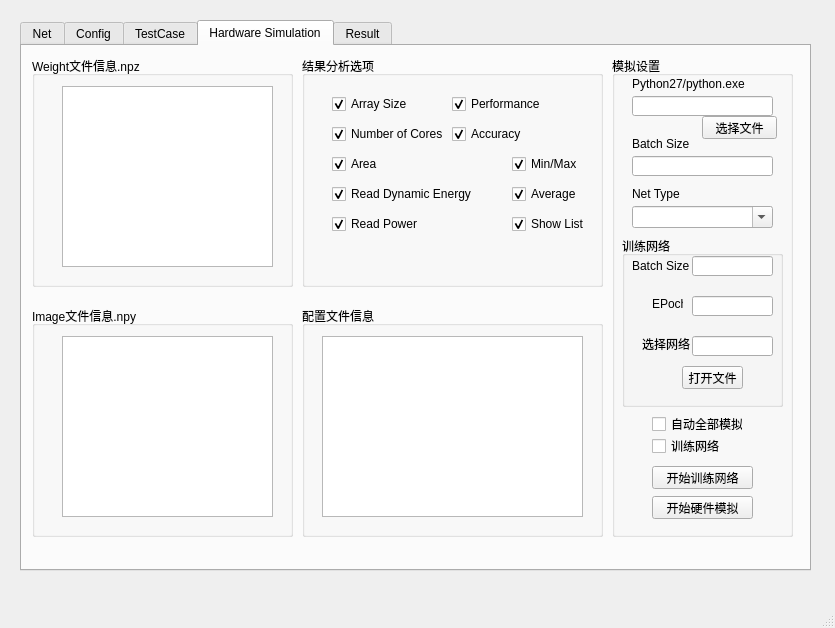
First picture: the form in mainwindow.ui, repository Athera0201/XPEControl, before the edit.
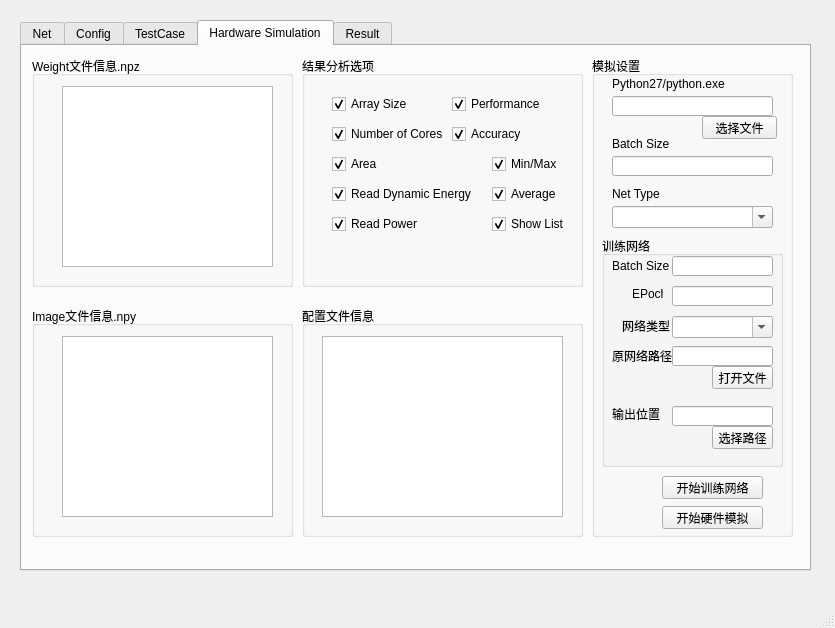
Second picture: the form after the edit. The open tabs and pages were chosen to show the change.

```diff
--- a/mainwindow.ui
+++ b/mainwindow.ui
@@ -1404,7 +1404,7 @@
        <rect>
         <x>280</x>
         <y>260</y>
-        <width>301</width>
+        <width>281</width>
         <height>231</height>
        </rect>
       </property>
@@ -1416,7 +1416,7 @@
         <rect>
          <x>20</x>
          <y>30</y>
-         <width>261</width>
+         <width>241</width>
          <height>181</height>
         </rect>
        </property>
@@ -1450,7 +1450,7 @@
        <rect>
         <x>280</x>
         <y>10</y>
-        <width>301</width>
+        <width>281</width>
         <height>231</height>
        </rect>
       </property>
@@ -1540,7 +1540,7 @@
       <widget class="QCheckBox" name="checkBox_6">
        <property name="geometry">
         <rect>
-         <x>210</x>
+         <x>190</x>
          <y>130</y>
          <width>71</width>
          <height>16</height>
@@ -1556,7 +1556,7 @@
       <widget class="QCheckBox" name="checkBox_7">
        <property name="geometry">
         <rect>
-         <x>210</x>
+         <x>190</x>
          <y>160</y>
          <width>81</width>
          <height>16</height>
@@ -1588,7 +1588,7 @@
       <widget class="QCheckBox" name="checkBox_9">
        <property name="geometry">
         <rect>
-         <x>210</x>
+         <x>190</x>
          <y>100</y>
          <width>71</width>
          <height>16</height>
@@ -1621,9 +1621,9 @@
      <widget class="QGroupBox" name="groupBox_13">
       <property name="geometry">
        <rect>
-        <x>590</x>
+        <x>570</x>
         <y>10</y>
-        <width>181</width>
+        <width>201</width>
         <height>481</height>
        </rect>
       </property>
@@ -1633,8 +1633,8 @@
       <widget class="QPushButton" name="btnT4StartSimulation">
        <property name="geometry">
         <rect>
-         <x>40</x>
-         <y>440</y>
+         <x>70</x>
+         <y>450</y>
          <width>101</width>
          <height>23</height>
         </rect>
@@ -1643,24 +1643,11 @@
         <string>开始硬件模拟</string>
        </property>
       </widget>
-      <widget class="QCheckBox" name="checkBox_23">
+      <widget class="QPushButton" name="btnT4StartTrain">
        <property name="geometry">
         <rect>
-         <x>40</x>
-         <y>360</y>
-         <width>91</width>
-         <height>16</height>
-        </rect>
-       </property>
-       <property name="text">
-        <string>自动全部模拟</string>
-       </property>
-      </widget>
-      <widget class="QPushButton" name="pushButton">
-       <property name="geometry">
-        <rect>
-         <x>40</x>
-         <y>410</y>
+         <x>70</x>
+         <y>420</y>
          <width>101</width>
          <height>23</height>
         </rect>
@@ -1674,7 +1661,7 @@
         <rect>
          <x>20</x>
          <y>40</y>
-         <width>141</width>
+         <width>161</width>
          <height>20</height>
         </rect>
        </property>
@@ -1695,7 +1682,7 @@
       <widget class="QPushButton" name="btnT4Python">
        <property name="geometry">
         <rect>
-         <x>90</x>
+         <x>110</x>
          <y>60</y>
          <width>75</width>
          <height>23</height>
@@ -1710,7 +1697,7 @@
         <rect>
          <x>20</x>
          <y>100</y>
-         <width>141</width>
+         <width>161</width>
          <height>20</height>
         </rect>
        </property>
@@ -1733,7 +1720,7 @@
         <rect>
          <x>20</x>
          <y>150</y>
-         <width>141</width>
+         <width>161</width>
          <height>22</height>
         </rect>
        </property>
@@ -1759,8 +1746,8 @@
         <rect>
          <x>10</x>
          <y>180</y>
-         <width>161</width>
-         <height>171</height>
+         <width>181</width>
+         <height>231</height>
         </rect>
        </property>
        <property name="title">
@@ -1771,7 +1758,7 @@
          <rect>
           <x>70</x>
           <y>20</y>
-          <width>81</width>
+          <width>101</width>
           <height>20</height>
          </rect>
         </property>
@@ -1780,8 +1767,8 @@
         <property name="geometry">
          <rect>
           <x>70</x>
-          <y>100</y>
-          <width>81</width>
+          <y>110</y>
+          <width>101</width>
           <height>20</height>
          </rect>
         </property>
@@ -1790,8 +1777,8 @@
         <property name="geometry">
          <rect>
           <x>70</x>
-          <y>60</y>
-          <width>81</width>
+          <y>50</y>
+          <width>101</width>
           <height>20</height>
          </rect>
         </property>
@@ -1800,7 +1787,7 @@
         <property name="geometry">
          <rect>
           <x>30</x>
-          <y>60</y>
+          <y>50</y>
           <width>31</width>
           <height>16</height>
          </rect>
@@ -1825,20 +1812,20 @@
        <widget class="QLabel" name="label_30">
         <property name="geometry">
          <rect>
-          <x>20</x>
-          <y>100</y>
-          <width>51</width>
-          <height>16</height>
+          <x>10</x>
+          <y>110</y>
+          <width>61</width>
+          <height>20</height>
          </rect>
         </property>
         <property name="text">
-         <string>选择网络</string>
+         <string>原网络路径</string>
         </property>
        </widget>
        <widget class="QPushButton" name="btnT4OpenNet">
         <property name="geometry">
          <rect>
-          <x>60</x>
+          <x>110</x>
           <y>130</y>
           <width>61</width>
           <height>23</height>
@@ -1848,19 +1835,68 @@
          <string>打开文件</string>
         </property>
        </widget>
-      </widget>
-      <widget class="QCheckBox" name="checkBox_22">
-       <property name="geometry">
-        <rect>
-         <x>40</x>
-         <y>380</y>
-         <width>71</width>
-         <height>20</height>
-        </rect>
-       </property>
-       <property name="text">
-        <string>训练网络</string>
-       </property>
+       <widget class="QLineEdit" name="txtT4OpenNet_2">
+        <property name="geometry">
+         <rect>
+          <x>70</x>
+          <y>170</y>
+          <width>101</width>
+          <height>20</height>
+         </rect>
+        </property>
+       </widget>
+       <widget class="QPushButton" name="btnT4Output">
+        <property name="geometry">
+         <rect>
+          <x>110</x>
+          <y>190</y>
+          <width>61</width>
+          <height>23</height>
+         </rect>
+        </property>
+        <property name="text">
+         <string>选择路径</string>
+        </property>
+       </widget>
+       <widget class="QLabel" name="label_31">
+        <property name="geometry">
+         <rect>
+          <x>10</x>
+          <y>170</y>
+          <width>51</width>
+          <height>16</height>
+         </rect>
+        </property>
+        <property name="text">
+         <string>输出位置</string>
+        </property>
+       </widget>
+       <widget class="QComboBox" name="cmbT4NetType_2">
+        <property name="geometry">
+         <rect>
+          <x>70</x>
+          <y>80</y>
+          <width>101</width>
+          <height>22</height>
+         </rect>
+        </property>
+        <property name="editable">
+         <bool>true</bool>
+        </property>
+       </widget>
+       <widget class="QLabel" name="label_32">
+        <property name="geometry">
+         <rect>
+          <x>20</x>
+          <y>80</y>
+          <width>51</width>
+          <height>20</height>
+         </rect>
+        </property>
+        <property name="text">
+         <string>网络类型</string>
+        </property>
+       </widget>
       </widget>
      </widget>
      <widget class="QGroupBox" name="groupBox_9">
```
